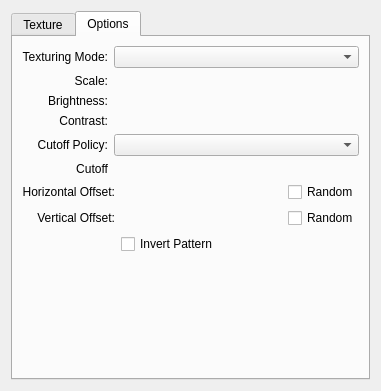
KDE/krita, file plugins/paintops/libpaintop/forms/wdgtexturechooser.ui: the form before one commit.
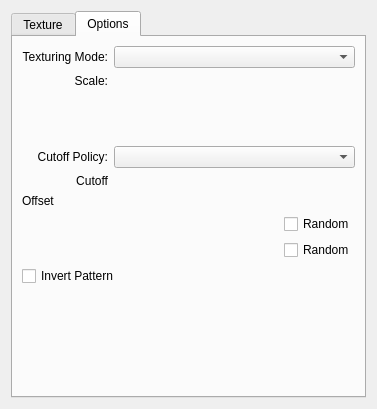
The form after the commit. Custom widgets are drawn as their Qt base class.

Commit message: convert more labels to be inside sliders and condense text brush tip type

```diff
--- a/plugins/paintops/libpaintop/forms/wdgtexturechooser.ui
+++ b/plugins/paintops/libpaintop/forms/wdgtexturechooser.ui
@@ -6,8 +6,8 @@
    <rect>
     <x>0</x>
     <y>0</y>
-    <width>381</width>
-    <height>391</height>
+    <width>377</width>
+    <height>409</height>
    </rect>
   </property>
   <property name="minimumSize">
@@ -63,24 +63,15 @@
         <layout class="QVBoxLayout" name="verticalLayout">
          <item>
           <layout class="QGridLayout" name="gridLayout_2">
-           <item row="3" column="0">
-            <widget class="QLabel" name="lblAngle">
-             <property name="sizePolicy">
-              <sizepolicy hsizetype="Minimum" vsizetype="Minimum">
-               <horstretch>0</horstretch>
-               <verstretch>0</verstretch>
-              </sizepolicy>
-             </property>
-             <property name="text">
-              <string>Contrast:</string>
-             </property>
-             <property name="alignment">
-              <set>Qt::AlignRight|Qt::AlignTrailing|Qt::AlignVCenter</set>
-             </property>
-            </widget>
-           </item>
            <item row="2" column="1">
-            <widget class="KisDoubleSliderSpinBox" name="brightnessSlider" native="true"/>
+            <widget class="KisDoubleSliderSpinBox" name="brightnessSlider" native="true">
+             <property name="minimumSize">
+              <size>
+               <width>0</width>
+               <height>20</height>
+              </size>
+             </property>
+            </widget>
            </item>
            <item row="1" column="1">
             <widget class="KisMultipliersDoubleSliderSpinBox" name="scaleSlider" native="true">
@@ -108,28 +99,12 @@
              </property>
             </widget>
            </item>
-           <item row="2" column="0">
-            <widget class="QLabel" name="lblRatio">
-             <property name="sizePolicy">
-              <sizepolicy hsizetype="Minimum" vsizetype="Preferred">
-               <horstretch>0</horstretch>
-               <verstretch>0</verstretch>
-              </sizepolicy>
-             </property>
-             <property name="text">
-              <string>Brightness:</string>
-             </property>
-             <property name="alignment">
-              <set>Qt::AlignRight|Qt::AlignTrailing|Qt::AlignVCenter</set>
-             </property>
-            </widget>
-           </item>
            <item row="3" column="1">
             <widget class="KisDoubleSliderSpinBox" name="contrastSlider" native="true">
              <property name="minimumSize">
               <size>
                <width>0</width>
-               <height>0</height>
+               <height>20</height>
               </size>
              </property>
             </widget>
@@ -213,62 +188,10 @@
          </item>
          <item>
           <layout class="QGridLayout" name="gridLayout">
-           <item row="0" column="0">
-            <widget class="QLabel" name="lblSpikes">
-             <property name="sizePolicy">
-              <sizepolicy hsizetype="Fixed" vsizetype="Preferred">
-               <horstretch>0</horstretch>
-               <verstretch>0</verstretch>
-              </sizepolicy>
-             </property>
-             <property name="text">
-              <string>Horizontal Offset:</string>
-             </property>
-             <property name="alignment">
-              <set>Qt::AlignRight|Qt::AlignTrailing|Qt::AlignVCenter</set>
-             </property>
-            </widget>
-           </item>
-           <item row="1" column="1">
+           <item row="2" column="0">
             <widget class="KisSliderSpinBox" name="offsetSliderY" native="true"/>
            </item>
-           <item row="2" column="1">
-            <widget class="QCheckBox" name="chkInvert">
-             <property name="toolTip">
-              <string>The border of the brush will be smoothed to avoid aliasing</string>
-             </property>
-             <property name="text">
-              <string>Invert Pattern</string>
-             </property>
-            </widget>
-           </item>
-           <item row="0" column="1">
-            <widget class="KisSliderSpinBox" name="offsetSliderX" native="true"/>
-           </item>
-           <item row="1" column="2">
-            <widget class="QCheckBox" name="randomOffsetY">
-             <property name="text">
-              <string>Random</string>
-             </property>
-            </widget>
-           </item>
-           <item row="1" column="0">
-            <widget class="QLabel" name="lblRandomness">
-             <property name="sizePolicy">
-              <sizepolicy hsizetype="Minimum" vsizetype="Preferred">
-               <horstretch>0</horstretch>
-               <verstretch>0</verstretch>
-              </sizepolicy>
-             </property>
-             <property name="text">
-              <string>Vertical Offset:</string>
-             </property>
-             <property name="alignment">
-              <set>Qt::AlignRight|Qt::AlignTrailing|Qt::AlignVCenter</set>
-             </property>
-            </widget>
-           </item>
-           <item row="0" column="2">
+           <item row="1" column="1">
             <widget class="QCheckBox" name="randomOffsetX">
              <property name="sizePolicy">
               <sizepolicy hsizetype="Fixed" vsizetype="Fixed">
@@ -281,19 +204,46 @@
              </property>
             </widget>
            </item>
-           <item row="3" column="1">
+           <item row="1" column="0">
+            <widget class="KisSliderSpinBox" name="offsetSliderX" native="true"/>
+           </item>
+           <item row="2" column="1">
+            <widget class="QCheckBox" name="randomOffsetY">
+             <property name="text">
+              <string>Random</string>
+             </property>
+            </widget>
+           </item>
+           <item row="4" column="0">
             <spacer name="verticalSpacer">
              <property name="orientation">
               <enum>Qt::Vertical</enum>
              </property>
              <property name="sizeHint" stdset="0">
               <size>
-               <width>20</width>
-               <height>40</height>
+               <width>5</width>
+               <height>5</height>
               </size>
              </property>
             </spacer>
            </item>
+           <item row="3" column="0">
+            <widget class="QCheckBox" name="chkInvert">
+             <property name="toolTip">
+              <string>The border of the brush will be smoothed to avoid aliasing</string>
+             </property>
+             <property name="text">
+              <string>Invert Pattern</string>
+             </property>
+            </widget>
+           </item>
+           <item row="0" column="0">
+            <widget class="QLabel" name="label">
+             <property name="text">
+              <string>Offset</string>
+             </property>
+            </widget>
+           </item>
           </layout>
          </item>
         </layout>
```
The commit also changes 6 other files.
